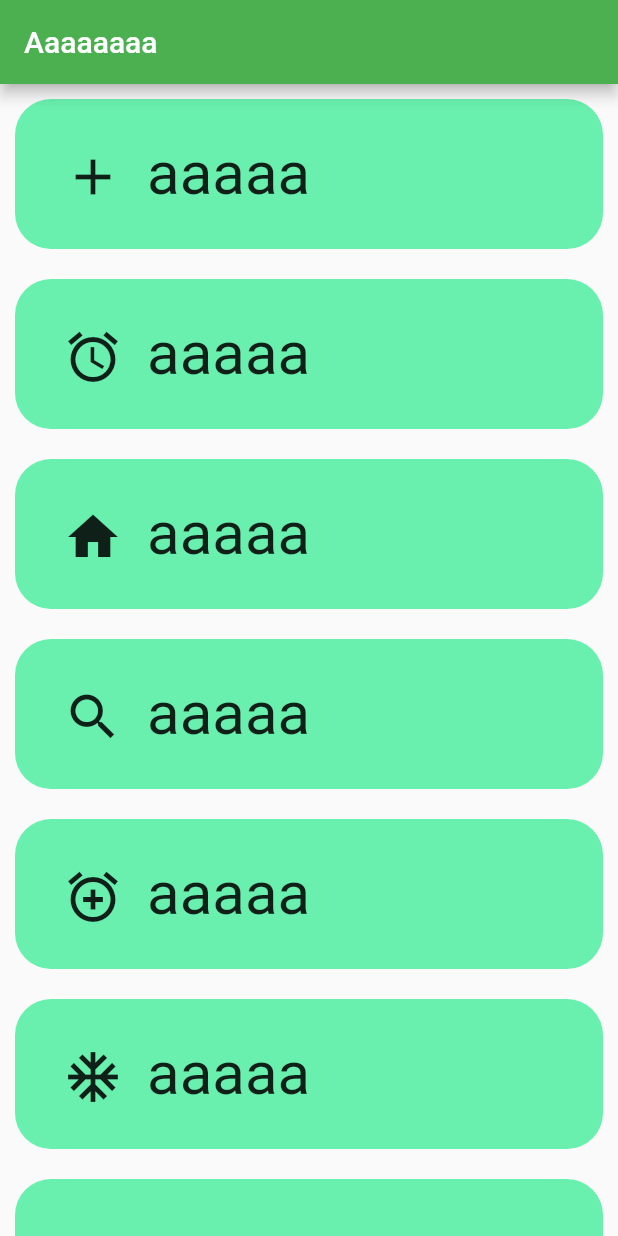
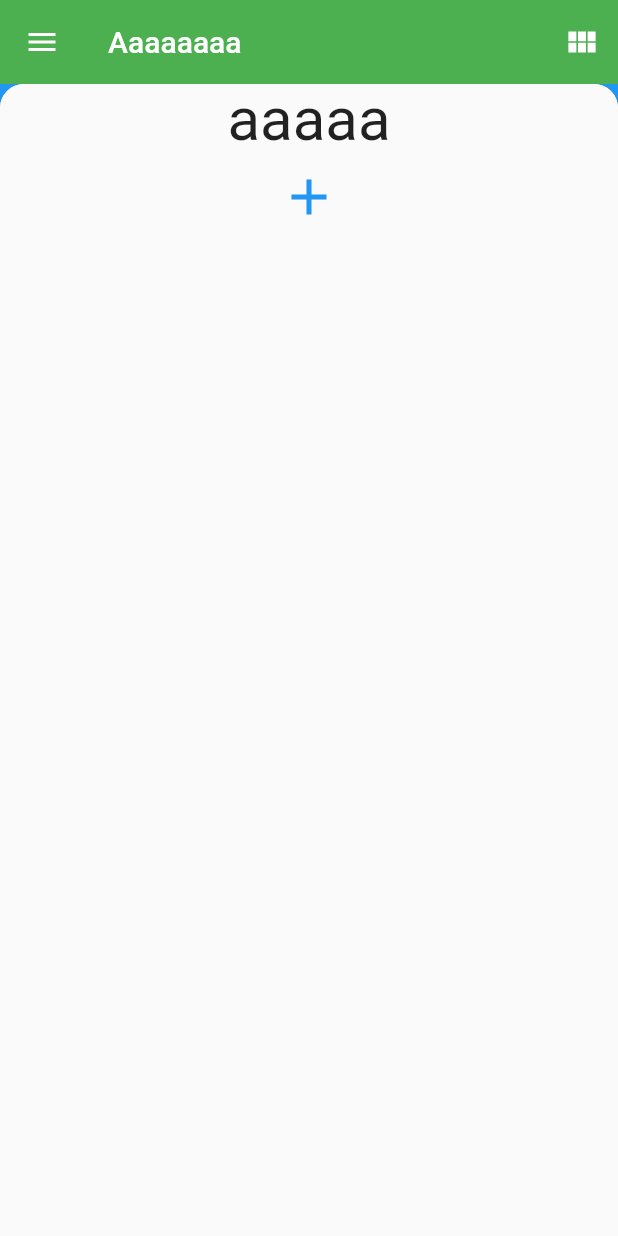
Before and after one commit to ruIlyaKiselev/hello_rectangle, a Flutter app: the screen it shows after launch, on a phone screen of 412 x 824 dp. Run offline on Flutter 3.47's test engine with Material 2 defaults, Android fonts, the phone set to English and light mode, and no system bars; drawn by our look-alikes of backdrop.

Commit message:
add backdrop widget for open details

```diff
--- a/lib/details.dart
+++ b/lib/details.dart
@@ -1,4 +1,3 @@
-
 import 'package:flutter/cupertino.dart';
 import 'package:flutter/material.dart';
 import 'package:hello_rectangle/category.dart';
--- a/lib/main.dart
+++ b/lib/main.dart
@@ -1,9 +1,15 @@
+import 'package:backdrop/app_bar.dart';
+import 'package:backdrop/button.dart';
+import 'package:backdrop/scaffold.dart';
 import 'package:flutter/material.dart';
 import 'package:hello_rectangle/category.dart';
+
+import 'details.dart';
 
 class HelloRectangle extends StatefulWidget {
 
   List<Category> categoryList;
+  int selectedIndex = 0;
 
   HelloRectangle({Key? key, required this.categoryList}) : super(key: key);
 
@@ -17,17 +23,29 @@ class _HelloRectangleState extends State<HelloRectangle>{
   Widget build(BuildContext context) {
     return MaterialApp(
         debugShowCheckedModeBanner: false,
-        home: Scaffold(
-            appBar: AppBar(
+        home: BackdropScaffold(
+          appBar: BackdropAppBar(
               backgroundColor: Colors.green,
-              title: Text("Aaaaaaaa"),
+              title: const Text("Aaaaaaaa"),
+              actions: const <Widget>[
+                BackdropToggleButton(
+                  icon: AnimatedIcons.list_view,
+                )
+              ]
           ),
-            body: OrientationBuilder(
+          stickyFrontLayer: true,
+          backLayer: OrientationBuilder(
               builder: (context, orientation) {
                 if (orientation == Orientation.portrait) {
                   return ListView.builder(
-                      itemBuilder: (BuildContext context, int index ) => widget.categoryList[index],
+                    itemBuilder: (BuildContext context, int index) => GestureDetector(
+                        child: widget.categoryList[index],
+                        onTap: () => {
+
+                        },
+                    ),
                     itemCount: widget.categoryList.length,
+
                   );
                 } else {
                   return GridView.count(
@@ -37,7 +55,8 @@ class _HelloRectangleState extends State<HelloRectangle>{
                   );
                 }
               }
-            )
+          ),
+          frontLayer: DetailsWidget(widget.categoryList[widget.selectedIndex]),
         )
     );
   }
@@ -46,51 +65,51 @@ class _HelloRectangleState extends State<HelloRectangle>{
 void main() {
 
   List<Category> _categoryList = [
-    Category(icon: Icon(Icons.add, size: 40), text: Text("aaaaa", style: TextStyle(fontSize: 40),)),
-    Category(icon: Icon(Icons.access_alarm_sharp, size: 40), text: Text("aaaaa", style: TextStyle(fontSize: 40),)),
-    Category(icon: Icon(Icons.home, size: 40), text: Text("aaaaa", style: TextStyle(fontSize: 40),)),
-    Category(icon: Icon(Icons.search, size: 40), text: Text("aaaaa", style: TextStyle(fontSize: 40),)),
-    Category(icon: Icon(Icons.add_alarm, size: 40), text: Text("aaaaa", style: TextStyle(fontSize: 40),)),
-    Category(icon: Icon(Icons.ac_unit, size: 40), text: Text("aaaaa", style: TextStyle(fontSize: 40),)),
-    Category(icon: Icon(Icons.thirty_fps_select_sharp, size: 40), text: Text("aaaaa", style: TextStyle(fontSize: 40),)),
-    Category(icon: Icon(Icons.three_p_outlined, size: 40), text: Text("aaaaa", style: TextStyle(fontSize: 40),)),
-    Category(icon: Icon(Icons.sixty_fps_sharp, size: 40), text: Text("aaaaa", style: TextStyle(fontSize: 40),)),
-    Category(icon: Icon(Icons.add, size: 40), text: Text("aaaaa", style: TextStyle(fontSize: 40),)),
-    Category(icon: Icon(Icons.access_alarm_sharp, size: 40), text: Text("aaaaa", style: TextStyle(fontSize: 40),)),
-    Category(icon: Icon(Icons.home, size: 40), text: Text("aaaaa", style: TextStyle(fontSize: 40),)),
-    Category(icon: Icon(Icons.search, size: 40), text: Text("aaaaa", style: TextStyle(fontSize: 40),)),
-    Category(icon: Icon(Icons.add_alarm, size: 40), text: Text("aaaaa", style: TextStyle(fontSize: 40),)),
-    Category(icon: Icon(Icons.ac_unit, size: 40), text: Text("aaaaa", style: TextStyle(fontSize: 40),)),
-    Category(icon: Icon(Icons.thirty_fps_select_sharp, size: 40), text: Text("aaaaa", style: TextStyle(fontSize: 40),)),
-    Category(icon: Icon(Icons.three_p_outlined, size: 40), text: Text("aaaaa", style: TextStyle(fontSize: 40),)),
-    Category(icon: Icon(Icons.sixty_fps_sharp, size: 40), text: Text("aaaaa", style: TextStyle(fontSize: 40),)),
+    Category(icon: Icon(Icons.add, size: 40), text: Text("aaaaa", style: TextStyle(fontSize: 40))),
+    Category(icon: Icon(Icons.access_alarm_sharp, size: 40), text: Text("aaaaa", style: TextStyle(fontSize: 40))),
+    Category(icon: Icon(Icons.home, size: 40), text: Text("aaaaa", style: TextStyle(fontSize: 40))),
+    Category(icon: Icon(Icons.search, size: 40), text: Text("aaaaa", style: TextStyle(fontSize: 40))),
+    Category(icon: Icon(Icons.add_alarm, size: 40), text: Text("aaaaa", style: TextStyle(fontSize: 40))),
+    Category(icon: Icon(Icons.ac_unit, size: 40), text: Text("aaaaa", style: TextStyle(fontSize: 40))),
+    Category(icon: Icon(Icons.thirty_fps_select_sharp, size: 40), text: Text("aaaaa", style: TextStyle(fontSize: 40))),
+    Category(icon: Icon(Icons.three_p_outlined, size: 40), text: Text("aaaaa", style: TextStyle(fontSize: 40))),
+    Category(icon: Icon(Icons.sixty_fps_sharp, size: 40), text: Text("aaaaa", style: TextStyle(fontSize: 40))),
+    Category(icon: Icon(Icons.add, size: 40), text: Text("aaaaa", style: TextStyle(fontSize: 40))),
+    Category(icon: Icon(Icons.access_alarm_sharp, size: 40), text: Text("aaaaa", style: TextStyle(fontSize: 40))),
+    Category(icon: Icon(Icons.home, size: 40), text: Text("aaaaa", style: TextStyle(fontSize: 40))),
+    Category(icon: Icon(Icons.search, size: 40), text: Text("aaaaa", style: TextStyle(fontSize: 40))),
+    Category(icon: Icon(Icons.add_alarm, size: 40), text: Text("aaaaa", style: TextStyle(fontSize: 40))),
+    Category(icon: Icon(Icons.ac_unit, size: 40), text: Text("aaaaa", style: TextStyle(fontSize: 40))),
+    Category(icon: Icon(Icons.thirty_fps_select_sharp, size: 40), text: Text("aaaaa", style: TextStyle(fontSize: 40))),
+    Category(icon: Icon(Icons.three_p_outlined, size: 40), text: Text("aaaaa", style: TextStyle(fontSize: 40))),
+    Category(icon: Icon(Icons.sixty_fps_sharp, size: 40), text: Text("aaaaa", style: TextStyle(fontSize: 40))),
   ];
 
   runApp(HelloRectangle(categoryList: _categoryList));
+  // runApp(HomeScreen());
 }
 
 class HomeScreen extends StatelessWidget {
-
-  late List<Category> _categoryList = [];
-
-  HomeScreen(List<Category> categoryList) {
-    _categoryList = categoryList;
-  }
 
   @override
   Widget build(BuildContext context) {
     return MaterialApp(
         debugShowCheckedModeBanner: false,
-        home: Scaffold(
-            appBar: AppBar(
-              backgroundColor: Colors.green,
-              title: Text("Aaaaaaaa"),
+        home: BackdropScaffold(
+          appBar: BackdropAppBar(
+            title: Text("Backdrop Example"),
+            actions: const <Widget>[
+              BackdropToggleButton(
+                icon: AnimatedIcons.list_view,
+              )
+            ],
           ),
-            body: OrientationBuilder(
-                builder: (context, orientation) {
-                  return buildCategoryWidget(orientation == Orientation.portrait , _categoryList);
-                }
-            )
+          backLayer: const Center(
+            child: Text("Back Layer"),
+          ),
+          frontLayer: const Center(
+            child: Text("Front Layer"),
+          ),
         )
     );
   }
```
Also changed, not shown: pubspec.yaml (+3 -66 lines), pubspec.lock. Lines whose indentation alone changed are shown as unchanged.
